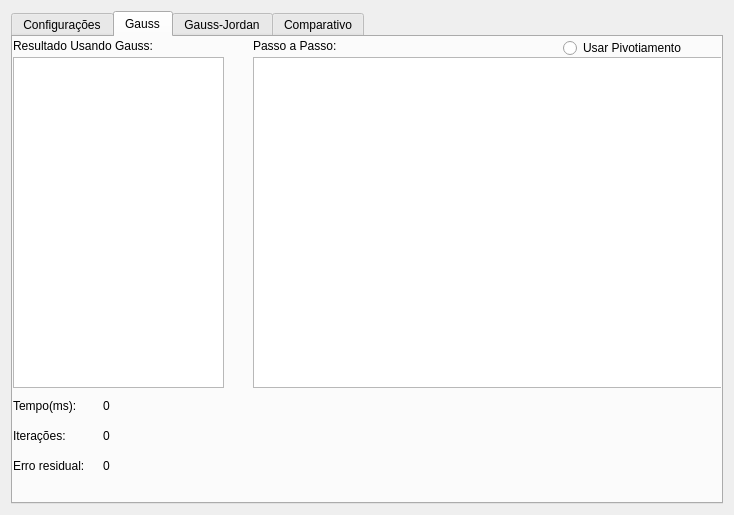
Qt form mainwindow.ui (Maysk/trab2MN1) before a commit.
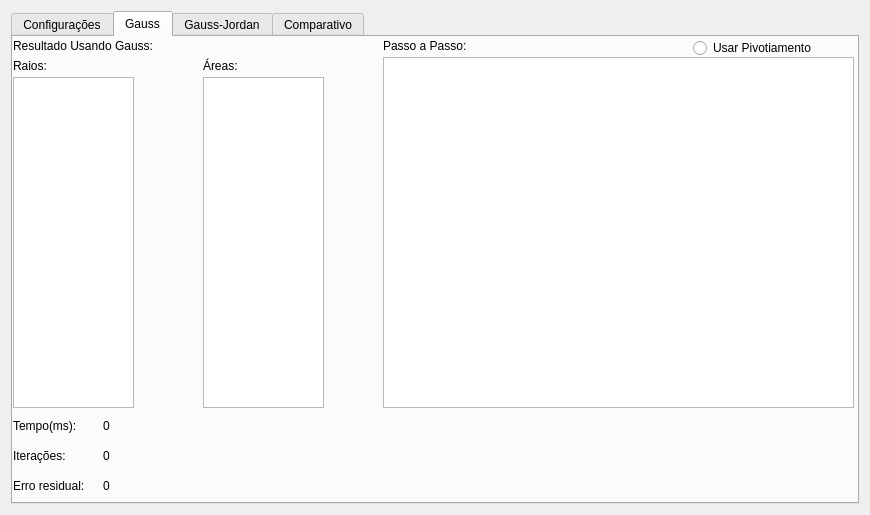
The same form after that commit. The open tabs and pages were chosen to show the change.

Commit message: Adicionado espaço para área na interface

The edit to the form file:
```diff
--- a/mainwindow.ui
+++ b/mainwindow.ui
@@ -6,7 +6,7 @@
    <rect>
     <x>0</x>
     <y>0</y>
-    <width>734</width>
+    <width>870</width>
     <height>515</height>
    </rect>
   </property>
@@ -153,7 +153,7 @@
        <widget class="QRadioButton" name="radioButtonGauss">
         <property name="geometry">
          <rect>
-          <x>550</x>
+          <x>680</x>
           <y>0</y>
           <width>161</width>
           <height>22</height>
@@ -167,8 +167,8 @@
         <property name="geometry">
          <rect>
           <x>0</x>
-          <y>20</y>
-          <width>211</width>
+          <y>40</y>
+          <width>121</width>
           <height>331</height>
          </rect>
         </property>
@@ -177,7 +177,7 @@
         <property name="geometry">
          <rect>
           <x>0</x>
-          <y>360</y>
+          <y>380</y>
           <width>81</width>
           <height>17</height>
          </rect>
@@ -190,7 +190,7 @@
         <property name="geometry">
          <rect>
           <x>90</x>
-          <y>360</y>
+          <y>380</y>
           <width>621</width>
           <height>17</height>
          </rect>
@@ -203,7 +203,7 @@
         <property name="geometry">
          <rect>
           <x>90</x>
-          <y>390</y>
+          <y>410</y>
           <width>621</width>
           <height>17</height>
          </rect>
@@ -216,7 +216,7 @@
         <property name="geometry">
          <rect>
           <x>0</x>
-          <y>390</y>
+          <y>410</y>
           <width>81</width>
           <height>17</height>
          </rect>
@@ -229,7 +229,7 @@
         <property name="geometry">
          <rect>
           <x>90</x>
-          <y>420</y>
+          <y>440</y>
           <width>621</width>
           <height>17</height>
          </rect>
@@ -242,7 +242,7 @@
         <property name="geometry">
          <rect>
           <x>0</x>
-          <y>420</y>
+          <y>440</y>
           <width>91</width>
           <height>17</height>
          </rect>
@@ -254,7 +254,7 @@
        <widget class="QLabel" name="label_21">
         <property name="geometry">
          <rect>
-          <x>240</x>
+          <x>370</x>
           <y>0</y>
           <width>101</width>
           <height>17</height>
@@ -270,16 +270,52 @@
         </property>
         <property name="geometry">
          <rect>
-          <x>240</x>
+          <x>370</x>
           <y>20</y>
           <width>471</width>
-          <height>331</height>
+          <height>351</height>
          </rect>
         </property>
         <property name="readOnly">
          <bool>true</bool>
         </property>
        </widget>
+       <widget class="QLabel" name="label_23">
+        <property name="geometry">
+         <rect>
+          <x>0</x>
+          <y>20</y>
+          <width>67</width>
+          <height>17</height>
+         </rect>
+        </property>
+        <property name="text">
+         <string>Raios:</string>
+        </property>
+       </widget>
+       <widget class="QTableWidget" name="tableAreaGauss">
+        <property name="geometry">
+         <rect>
+          <x>190</x>
+          <y>40</y>
+          <width>121</width>
+          <height>331</height>
+         </rect>
+        </property>
+       </widget>
+       <widget class="QLabel" name="label_24">
+        <property name="geometry">
+         <rect>
+          <x>190</x>
+          <y>20</y>
+          <width>67</width>
+          <height>17</height>
+         </rect>
+        </property>
+        <property name="text">
+         <string>Áreas:</string>
+        </property>
+       </widget>
       </widget>
       <widget class="QWidget" name="tab_3">
        <attribute name="title">
```
Left out of the diff: 78 changed lines with no effect on the pictures. The commit also changes 2 other files.
